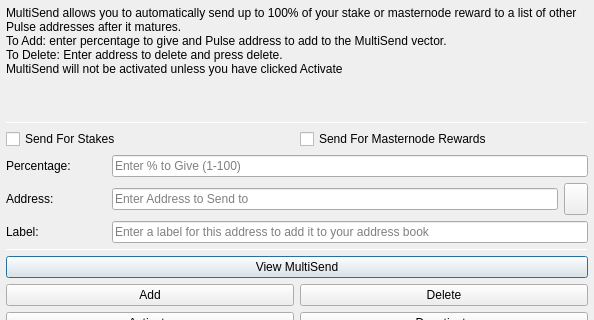
PyDev02/altcasino, file src/qt/forms/multisenddialog.ui: the form before one commit; both pictures show x 0 to 594 and y 0 to 320 of the 594 by 526 pixel window.
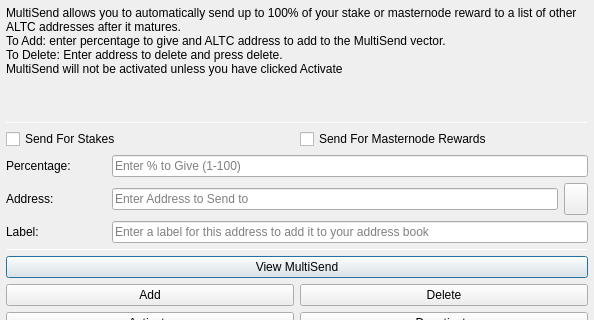
The form after the commit. Icons and pictures are not drawn.

Diff of the .ui file:
```diff
--- a/src/qt/forms/multisenddialog.ui
+++ b/src/qt/forms/multisenddialog.ui
@@ -37,8 +37,8 @@
         <number>1</number>
        </property>
        <property name="text">
-        <string>MultiSend allows you to automatically send up to 100% of your stake or masternode reward to a list of other Pulse addresses after it matures.
-To Add: enter percentage to give and Pulse address to add to the MultiSend vector.
+        <string>MultiSend allows you to automatically send up to 100% of your stake or masternode reward to a list of other ALTC addresses after it matures.
+To Add: enter percentage to give and ALTC address to add to the MultiSend vector.
 To Delete: Enter address to delete and press delete.
 MultiSend will not be activated unless you have clicked Activate</string>
        </property>
```
